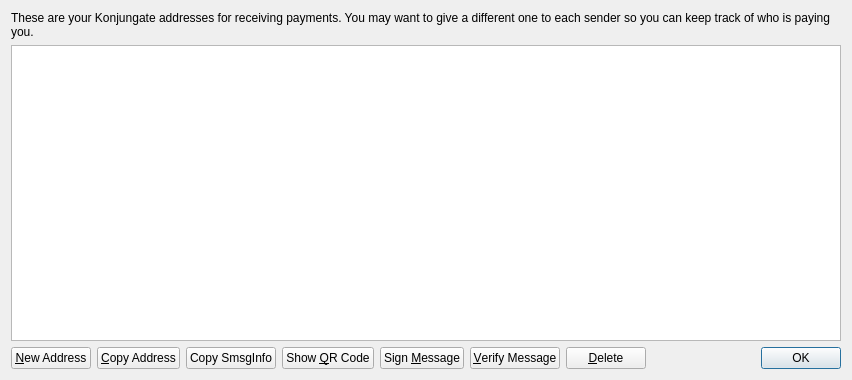
The window that src/qt/forms/addressbookpage.ui (SaltineChips/Konjungate) describes before a commit, drawn with Qt 5.
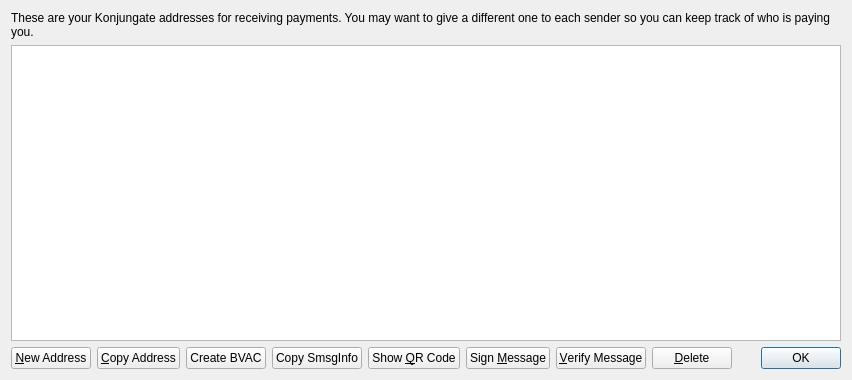
The same window after the commit.

```diff
--- a/src/qt/forms/addressbookpage.ui
+++ b/src/qt/forms/addressbookpage.ui
@@ -80,6 +80,13 @@
        </property>
       </widget>
      </item>
+     <item>
+      <widget class="QPushButton" name="showBVACencode">
+       <property name="text">
+        <string>Create BVAC</string>
+       </property>
+      </widget>
+     </item>
      <item>
       <widget class="QPushButton" name="copySmsgInfo">
        <property name="toolTip">
```
